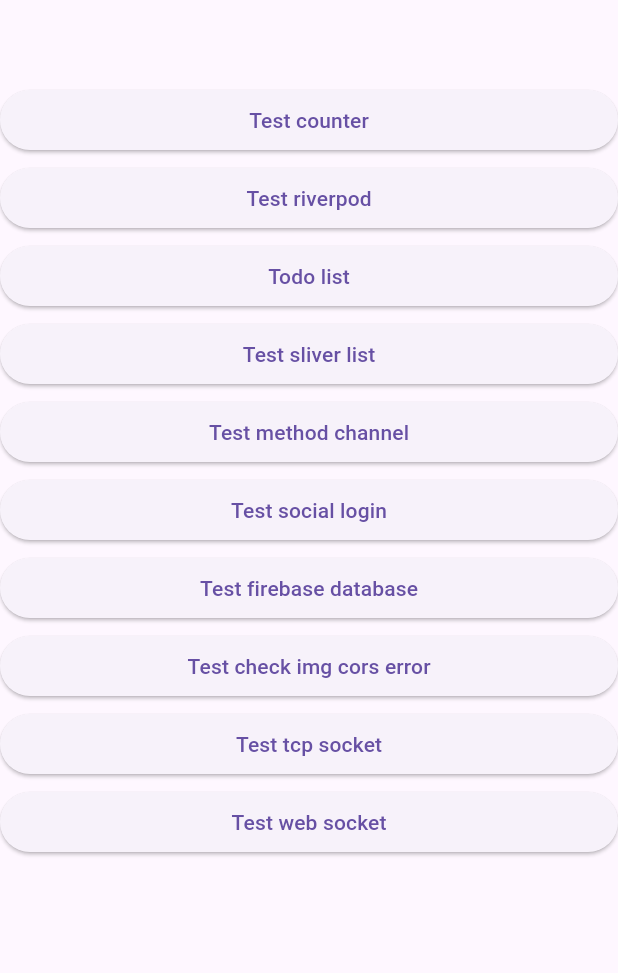
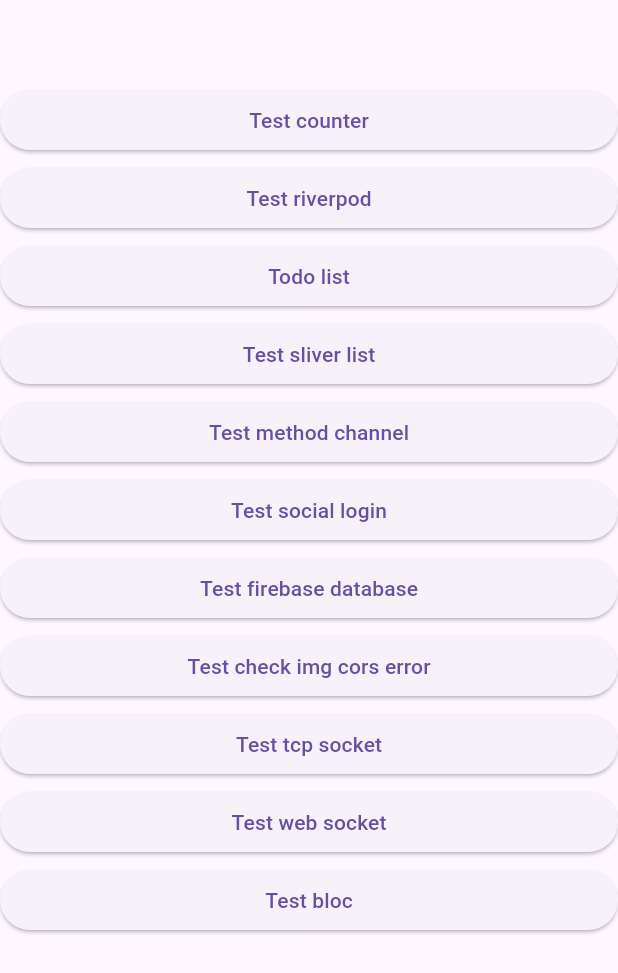
Before and after one commit to kwon0koang/test_flutter, a Flutter app: the screen it shows after launch, on a phone screen of 412 x 824 dp. Shown: the top 973 px of the screen. Run offline on Flutter 3.47's test engine with Material 3 defaults, Android fonts, the phone set to English and light mode, and no system bars; our stand-ins replace auto_route, cloud_firestore, dio, firebase_auth, firebase_core, flutter_svg and 10 more; missing offline and left inert: kakao_flutter_sdk_user; accounts and stored records are empty; generated files the repository leaves out were written again.

Commit message:
[kyk] bloc 임시 커밋

```diff
--- a/lib/app_router.dart
+++ b/lib/app_router.dart
@@ -20,6 +20,7 @@ class AppRouter extends $AppRouter {
     AutoRoute(page: TestIsolateRoute.page),
     AutoRoute(page: TestWebSocketRoute.page),
     AutoRoute(page: TestTcpSocketRoute.page),
+    AutoRoute(page: TestBlocRoute.page),
     AutoRoute(
       page: ErrorRoute.page,
     ),
--- a/lib/src/pages/main/main_page.dart
+++ b/lib/src/pages/main/main_page.dart
@@ -87,6 +87,13 @@ class MainPage extends StatelessWidget {
               },
               child: const Text('Test web socket'),
             ),
+            gapH4,
+            ElevatedButton(
+              onPressed: () {
+                context.router.push(const TestBlocRoute());
+              },
+              child: const Text('Test bloc'),
+            ),
             // gapH4,
             // ElevatedButton(
             //   onPressed: () {
```
Also changed, not shown: lib/src/pages/test_bloc/test_bloc_page.dart (added, +36 -0 lines), lib/app_router.gr.dart.
